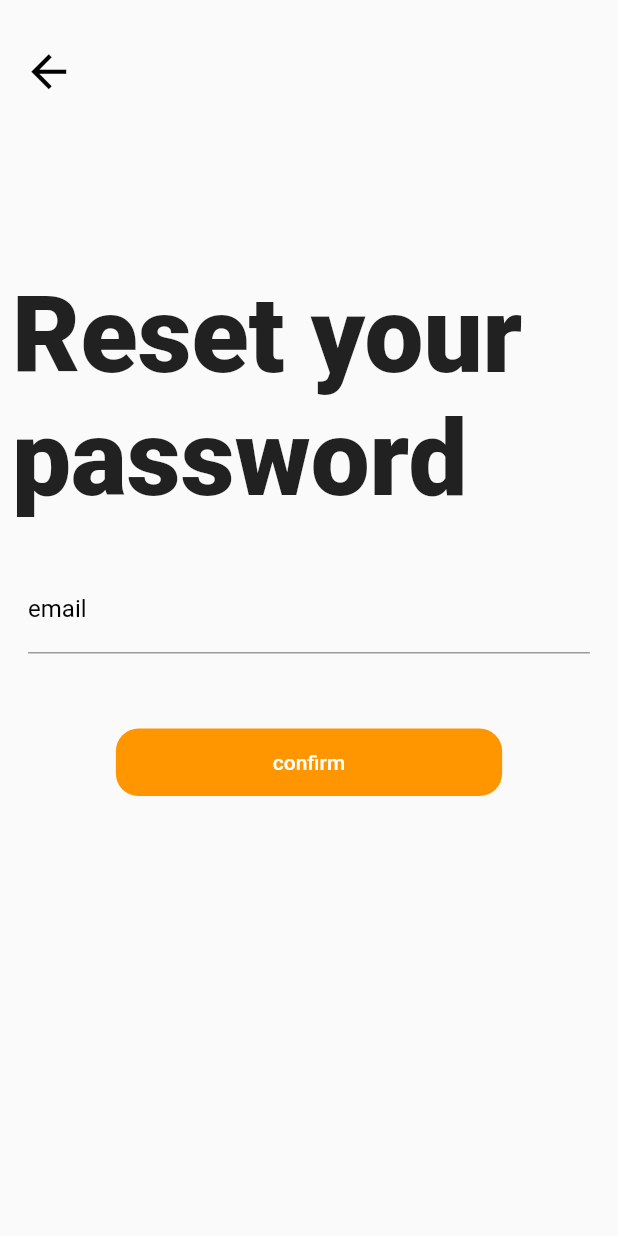
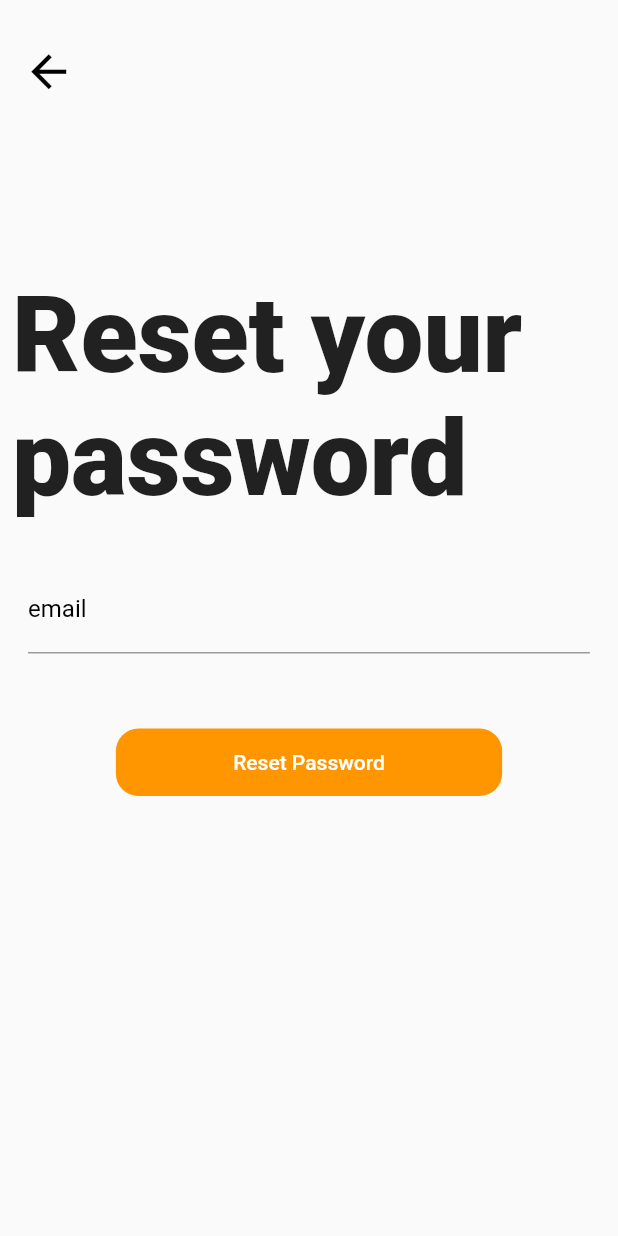
Before and after one commit to metekeltek/shufflechat, a Flutter app: the Login screen opened directly, after a tap on "Login", after a tap on "Forgot password?", on a phone screen of 412 x 824 dp. Run offline on Flutter 3.47's test engine with Material 2 defaults, Android fonts, the phone set to English and light mode, and no system bars; our stand-ins replace cached_network_image, cloud_firestore, custom_radio_grouped_button, easy_localization, firebase_auth, firebase_core and 5 more; missing offline and left inert: a package; accounts and stored records are empty.

Commit message:
automatic Translation

```diff
--- /dev/null
+++ b/assets/translations/de.json
@@ -0,0 +1,6 @@
+{
+    "welcome": "Wilkommen zu",
+    "required": "* Pflichtfeld",
+    "password": "passwort"
+
+}
--- /dev/null
+++ b/assets/translations/en.json
@@ -0,0 +1,23 @@
+{
+    "welcome": "Welcome to",
+    "required": "* Required",
+    "email": "email",
+    "validMail": "Enter valid email id",
+    "password": "password",
+    "passwordMin": "Password should be atleast 6 characters",
+    "passwordMax": "Password should not be greater than 40 characters",
+    "login": "Login",
+    "forgotPassword": "Forgot password?",
+    "noAccount": "Have no Account? ",
+    "registerHere": "Register here",
+    "invalidMail": "invalid email address",
+    "noUserWithMail": "There is no user with the given email",
+    "wrongPassword": "wrong password",
+
+    "resetPasswordTitle": "Reset your password",
+    "resetPasswordMail": "We have send you a email to reset your password",
+    "resetPassword": "Reset Password"
+
+
+
+}
--- a/lib/ui/forgotPassword.dart
+++ b/lib/ui/forgotPassword.dart
@@ -2,6 +2,7 @@ import 'package:flutter/material.dart';
 import 'package:form_field_validator/form_field_validator.dart';
 import 'package:shufflechat/services/authProvider.dart';
 import 'package:provider/provider.dart';
+import 'package:easy_localization/easy_localization.dart';
 
 class ForgotPassword extends StatefulWidget {
   @override
@@ -51,7 +52,6 @@ class _ForgotPasswordState extends State<ForgotPassword> {
                                 Icons.arrow_back,
                                 color: Colors.black,
                                 size: 35.0,
-                                semanticLabel: 'go back',
                               ),
                             ),
                           ),
@@ -66,7 +66,7 @@ class _ForgotPasswordState extends State<ForgotPassword> {
                     width: MediaQuery.of(context).size.width,
                     padding: EdgeInsets.only(left: 8),
                     child: Text(
-                      'Reset your password',
+                      'resetPasswordTitle'.tr(),
                       style: TextStyle(
                           fontSize: 70.0, fontWeight: FontWeight.w800),
                       textAlign: TextAlign.left,
@@ -89,8 +89,8 @@ class _ForgotPasswordState extends State<ForgotPassword> {
                         fillColor: Colors.black,
                       ),
                       validator: MultiValidator([
-                        RequiredValidator(errorText: "* Required"),
-                        EmailValidator(errorText: "Enter valid email id"),
+                        RequiredValidator(errorText: 'required'.tr()),
+                        EmailValidator(errorText: 'validMail'.tr()),
                       ]),
                     ),
                   ),
@@ -103,7 +103,7 @@ class _ForgotPasswordState extends State<ForgotPassword> {
                       child: Visibility(
                         visible: _isVisible,
                         child: Text(
-                          'We have send you a email to reset your password',
+                          'resetPasswordMail'.tr(),
                           style: TextStyle(color: Colors.green, fontSize: 17),
                         ),
                       ),
@@ -138,7 +138,7 @@ class _ForgotPasswordState extends State<ForgotPassword> {
                                 showResponse();
                               }
                             },
-                            child: Text('confirm'),
+                            child: Text('resetPassword'.tr()),
                           ),
                         ),
                   SizedBox(
--- a/lib/ui/login.dart
+++ b/lib/ui/login.dart
@@ -4,6 +4,7 @@ import 'package:shufflechat/services/authProvider.dart';
 import 'package:shufflechat/ui/forgotPassword.dart';
 import 'package:shufflechat/ui/register1.dart';
 import 'package:provider/provider.dart';
+import 'package:easy_localization/easy_localization.dart';
 
 class Login extends StatefulWidget {
   @override
@@ -44,10 +45,23 @@ class _LoginState extends State<Login> {
                   children: [
                     Container(
                       padding: EdgeInsets.symmetric(horizontal: 5),
-                      child: Text(
-                        'Welcome to Shuffle Chat',
-                        style: TextStyle(
-                            fontSize: 78.0, fontWeight: FontWeight.w800),
+                      child: Column(
+                        children: [
+                          FittedBox(
+                            child: Text(
+                              'welcome'.tr(),
+                              style: TextStyle(
+                                  fontSize: 78.0, fontWeight: FontWeight.w800),
+                            ),
+                          ),
+                          FittedBox(
+                            child: Text(
+                              'Shufflechat',
+                              style: TextStyle(
+                                  fontSize: 78.0, fontWeight: FontWeight.w800),
+                            ),
+                          ),
+                        ],
                       ),
                     ),
                     SizedBox(
@@ -60,15 +74,15 @@ class _LoginState extends State<Login> {
                         controller: _emailController,
                         decoration: InputDecoration(
                           counterText: '',
-                          labelText: 'email',
+                          labelText: 'email'.tr(),
                           labelStyle: TextStyle(
                             color: Colors.black,
                           ),
                           fillColor: Colors.black,
                         ),
                         validator: MultiValidator([
-                          RequiredValidator(errorText: "* Required"),
-                          EmailValidator(errorText: "Enter valid email id"),
+                          RequiredValidator(errorText: 'required'.tr()),
+                          EmailValidator(errorText: 'validMail'.tr()),
                         ]),
                       ),
                     ),
@@ -83,20 +97,16 @@ class _LoginState extends State<Login> {
                         obscureText: true,
                         decoration: InputDecoration(
                           counterText: '',
-                          labelText: 'password',
+                          labelText: 'password'.tr(),
                           labelStyle: TextStyle(
                             color: Colors.black,
                           ),
                           fillColor: Colors.black,
                         ),
                         validator: MultiValidator([
-                          RequiredValidator(errorText: "* Required"),
-                          MinLengthValidator(6,
-                              errorText:
-                                  "Password should be atleast 6 characters"),
-                          MaxLengthValidator(40,
-                              errorText:
-                                  "Password should not be greater than 15 characters")
+                          RequiredValidator(errorText: 'required'.tr()),
+                          MinLengthValidator(6, errorText: 'passwordMin'),
+                          MaxLengthValidator(40, errorText: 'passwordMax')
                         ]),
                       ),
                     ),
@@ -149,7 +159,7 @@ class _LoginState extends State<Login> {
                                   }
                                 }
                               },
-                              child: Text('Login'),
+                              child: Text('login'.tr()),
                             ),
                           ),
                     SizedBox(
@@ -166,7 +176,7 @@ class _LoginState extends State<Login> {
                                     builder: (context) => ForgotPassword()));
                           },
                           child: Text(
-                            'Forgot password?',
+                            'forgotPassword'.tr(),
                             style: TextStyle(
                                 decoration: TextDecoration.underline,
                                 fontSize: 14),
@@ -183,7 +193,7 @@ class _LoginState extends State<Login> {
                         mainAxisAlignment: MainAxisAlignment.center,
                         children: [
                           Text(
-                            'Have no Account? ',
+                            'noAccount'.tr(),
                             style: TextStyle(fontSize: 15),
                           ),
                           GestureDetector(
@@ -196,7 +206,7 @@ class _LoginState extends State<Login> {
                               );
                             },
                             child: Text(
-                              'Register here',
+                              'registerHere'.tr(),
                               style: TextStyle(
                                   decoration: TextDecoration.underline,
                                   fontSize: 15),
@@ -219,13 +229,13 @@ class _LoginState extends State<Login> {
 String translateError(errorMessage) {
   switch (errorMessage) {
     case 'invalid-email':
-      errorMessage = 'invalid email address';
+      errorMessage = 'invalidMail'.tr();
       break;
     case 'user-not-found':
-      errorMessage = 'There is no user with the given email';
+      errorMessage = 'noUserWithMail'.tr();
       break;
     case 'wrong-password':
-      errorMessage = 'wrong password';
+      errorMessage = 'wrongPassword'.tr();
       break;
     default:
       errorMessage = 'error';
--- a/lib/ui/register1.dart
+++ b/lib/ui/register1.dart
@@ -6,6 +6,7 @@ import 'package:shufflechat/services/authProvider.dart';
 import 'package:provider/provider.dart';
 import 'package:shufflechat/services/dbProvider.dart';
 import 'package:shufflechat/ui/register2.dart';
+import 'package:easy_localization/easy_localization.dart';
 
 class Register1 extends StatefulWidget {
   @override
--- a/pubspec.yaml
+++ b/pubspec.yaml
@@ -28,6 +28,7 @@ dependencies:
   cloud_firestore: ^0.14.3+1
   cupertino_icons: ^1.0.1
   custom_radio_grouped_button: ^1.0.6+1
+  easy_localization: ^2.3.3+1
   firebase_auth: ^0.18.3+1
   firebase_core: ^0.5.2+1
   firebase_storage: ^5.2.0
@@ -41,6 +42,9 @@ dev_dependencies:
   flutter_test:
     sdk: flutter
 
+dependency_overrides:
+  intl: ^0.17.0-nullsafety.2
+
 # For information on the generic Dart part of this file, see the
 # following page: https://dart.dev/tools/pub/pubspec
 # The following section is specific to Flutter.
@@ -53,7 +57,7 @@ flutter:
 
   # To add assets to your application, add an assets section, like this:
   assets:
-    - assets/images/
+    - assets/translations/
   # An image asset can refer to one or more resolution-specific "variants", see
   # https://flutter.dev/assets-and-images/#resolution-aware.
   # For details regarding adding assets from package dependencies, see
```
Also changed, not shown: lib/main.dart (+26 -6 lines), pubspec.lock, 2 other files.
